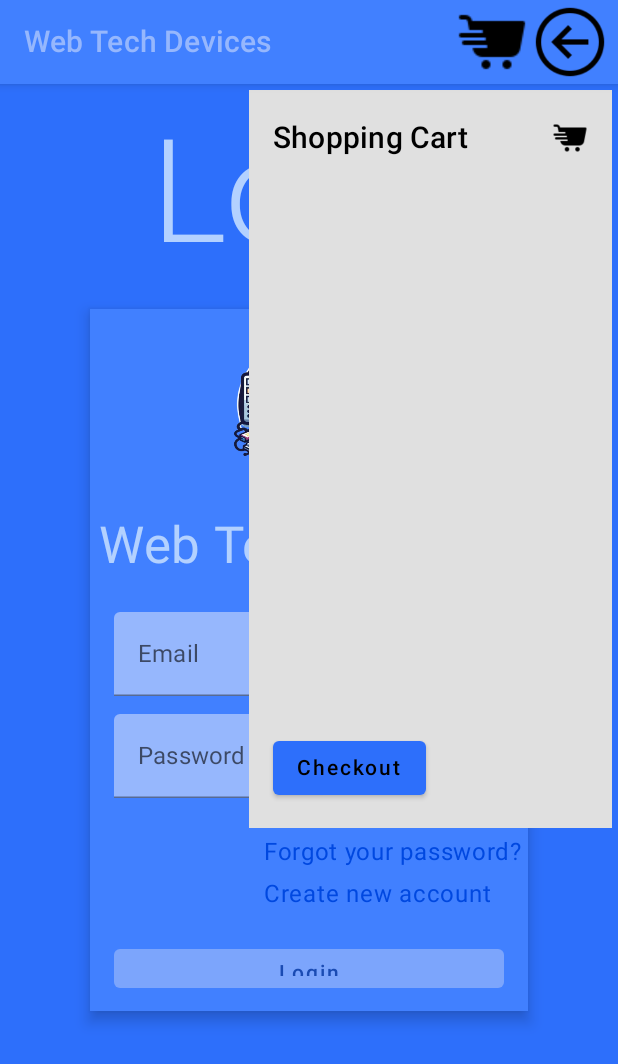
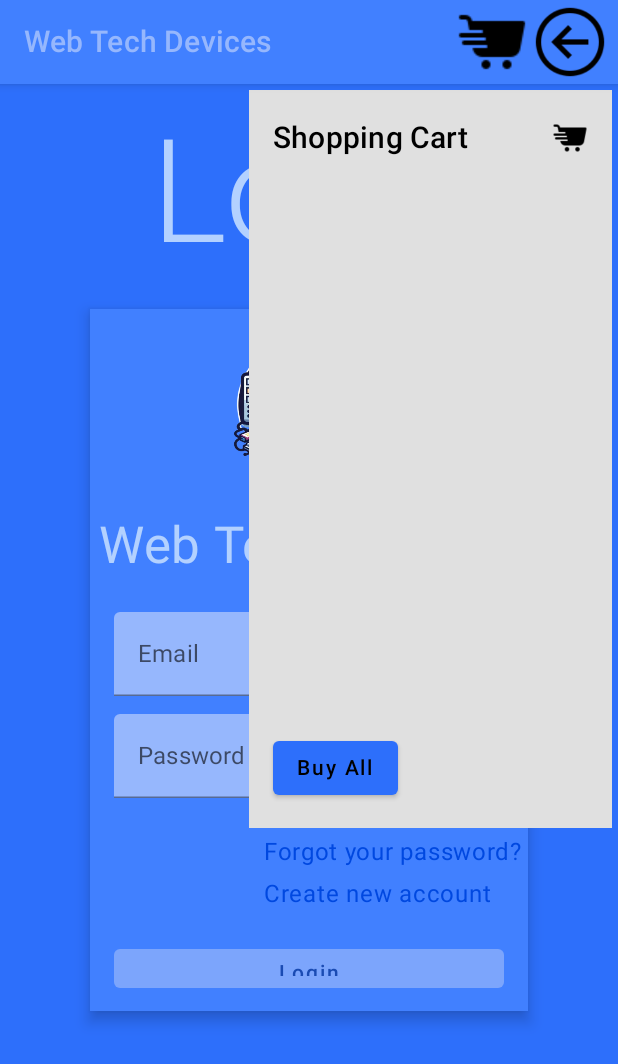
Before and after one commit to FrancoNarvaez/webTechDevices, an Android app built with Jetpack Compose: the screen it shows after launch (MainActivity), after a tap on "Cart", on a phone screen of 412 x 824 dp. Shown: the top 1064 px of the screen. Run offline under Robolectric (Android 15) with nearby library versions, the phone set to English and light mode, and no system bars; our stand-ins replace Compose Multiplatform resources.

Commit message:
Bottom fix

```diff
--- a/composeApp/src/commonMain/kotlin/um/edu/ar/ui/cartshopp/CartShoppSreen.kt
+++ b/composeApp/src/commonMain/kotlin/um/edu/ar/ui/cartshopp/CartShoppSreen.kt
@@ -62,7 +62,7 @@ fun CartShoppScreen(modifier: Modifier = Modifier) {
                 onClick = { /* Proceed to checkout */ },
                 colors = ButtonDefaults.buttonColors(backgroundColor = BackgroundColorBlue)
             ) {
-                Text(text = "Checkout")
+                Text(text = "Buy All")
             }
         }
     }
```
